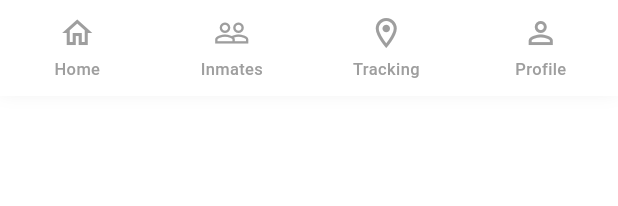
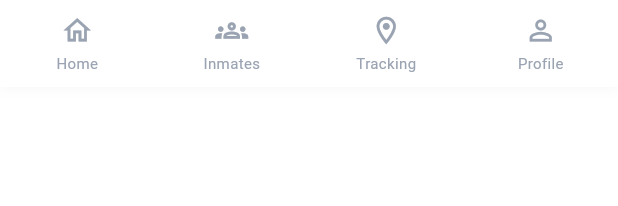
Before and after one commit to bsc-com-44-24/Prison-Management-system, a Flutter app: the ReleaseBottomNav widget shown alone on an empty page, opened directly, on a phone screen of 412 x 824 dp. Shown: the top 206 px of the screen. Run offline on Flutter 3.47's test engine with Material 3 defaults, Android fonts, the phone set to English and light mode, and no system bars; our stand-ins replace hive, hive_flutter, sqflite, sqflite_common_ffi_web; accounts and stored records are empty.

Commit message:
fixed some  release management module

```diff
--- a/lib/main.dart
+++ b/lib/main.dart
@@ -43,7 +43,7 @@ class PrisonApp extends StatelessWidget {
       title: 'Prison Management System',
       debugShowCheckedModeBanner: false,
       theme: buildTheme(),
-      initialRoute: '/',
+      initialRoute: '/release-test',
       routes: {
         '/': (_) => const SplashScreen(),
         '/login': (_) => const LoginScreen(),
--- a/lib/release_management/widgets/release_bottom_nav.dart
+++ b/lib/release_management/widgets/release_bottom_nav.dart
@@ -5,57 +5,52 @@ class ReleaseBottomNav extends StatelessWidget {
 
   @override
   Widget build(BuildContext context) {
-    const primaryColor = Color(0xFF344B3B);
+    const grey = Color(0xFF9AA3B2);
+
+    Widget item(IconData icon, String label) {
+      return Expanded(
+        child: Column(
+          mainAxisSize: MainAxisSize.min,
+          children: [
+            Icon(icon, color: grey, size: 22),
+            const SizedBox(height: 4),
+            Text(
+              label,
+              style: const TextStyle(
+                color: grey,
+                fontSize: 10,
+              ),
+            ),
+          ],
+        ),
+      );
+    }
 
     return Container(
       decoration: BoxDecoration(
         color: Colors.white,
         boxShadow: [
           BoxShadow(
-            color: Colors.black.withOpacity(0.08),
-            blurRadius: 10,
-            offset: const Offset(0, -3),
+            color: Colors.black.withOpacity(0.06),
+            blurRadius: 8,
+            offset: const Offset(0, -2),
           ),
         ],
       ),
       child: SafeArea(
-        child: Padding(
-          padding: const EdgeInsets.symmetric(vertical: 10),
+        top: false,
+        child: SizedBox(
+          height: 58,
           child: Row(
-            mainAxisAlignment: MainAxisAlignment.spaceAround,
             children: [
-              _buildNavItem(Icons.home_outlined, 'Home'),
-              _buildNavItem(Icons.people_outline, 'Inmates'),
-              _buildNavItem(Icons.location_on_outlined, 'Tracking'),
-              _buildNavItem(Icons.person_outline, 'Profile'),
+              item(Icons.home_outlined, 'Home'),
+              item(Icons.groups_outlined, 'Inmates'),
+              item(Icons.location_on_outlined, 'Tracking'),
+              item(Icons.person_outline, 'Profile'),
             ],
           ),
         ),
       ),
     );
   }
-
-  Widget _buildNavItem(IconData icon, String label) {
-    return Expanded(
-      child: Column(
-        mainAxisSize: MainAxisSize.min,
-        children: [
-          Icon(
-            icon,
-            color: Colors.grey.shade500,
-            size: 24,
-          ),
-          const SizedBox(height: 4),
-          Text(
-            label,
-            style: TextStyle(
-              color: Colors.grey.shade500,
-              fontSize: 11,
-              fontWeight: FontWeight.w500,
-            ),
-          ),
-        ],
-      ),
-    );
-  }
 }
```
Also changed, not shown: lib/release_management/screens/release_management_screen.dart (+107 -14 lines), lib/release_management/widgets/release_inmate_card.dart (+86 -36 lines).
